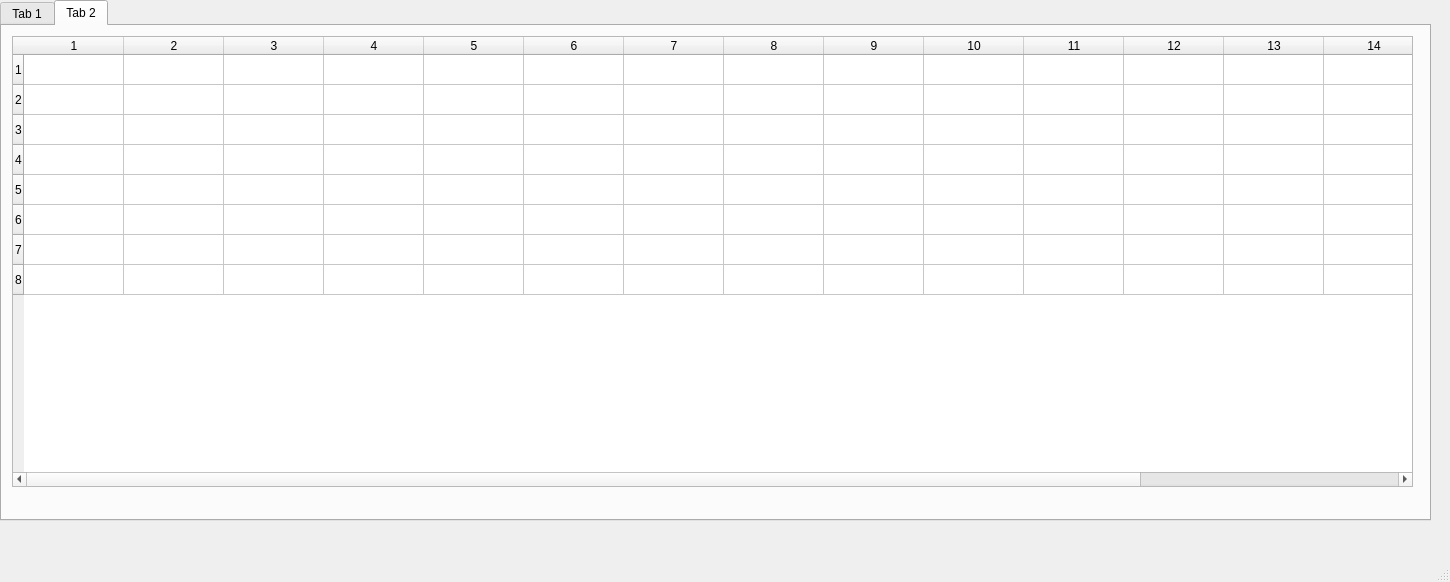
Qt form mainwindow.ui (ArkadiiKozlov/TzkViewer) before a commit.
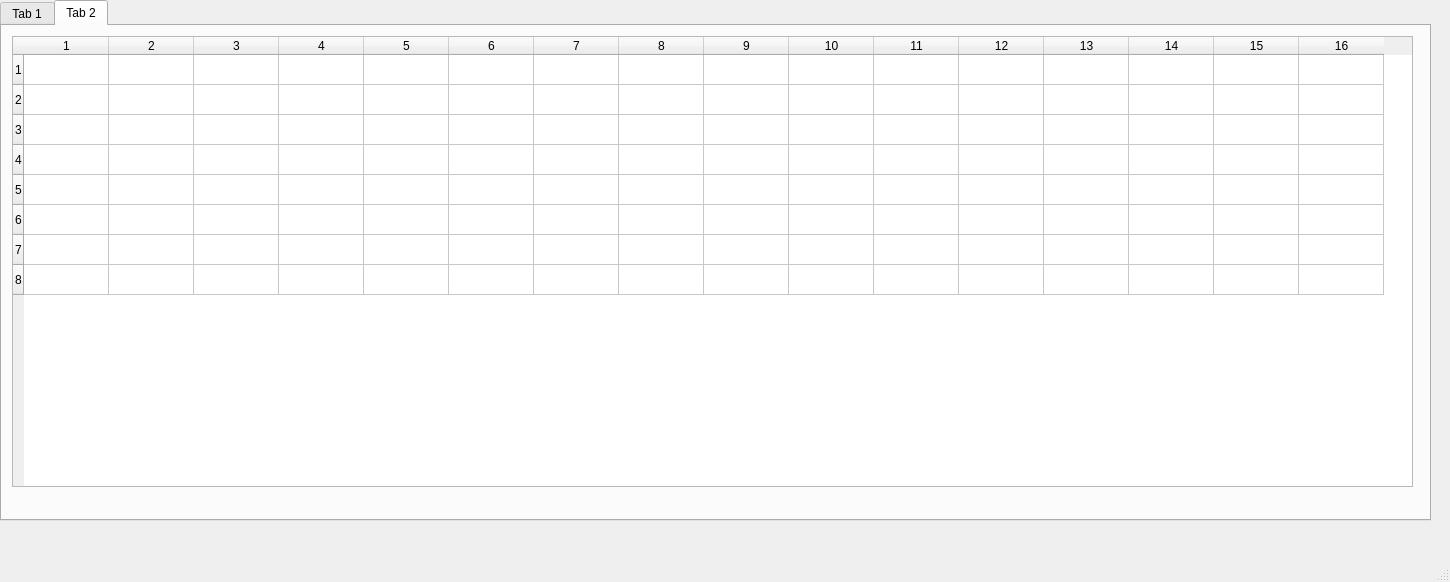
The same form after that commit.

Commit message: TZKViewer version 1.0 is ready

Patch:
```diff
--- a/mainwindow.ui
+++ b/mainwindow.ui
@@ -80,6 +80,9 @@
       <property name="columnCount">
        <number>16</number>
       </property>
+      <attribute name="horizontalHeaderDefaultSectionSize">
+       <number>85</number>
+      </attribute>
       <row/>
       <row/>
       <row/>
```
The commit also changes 1 other file.
